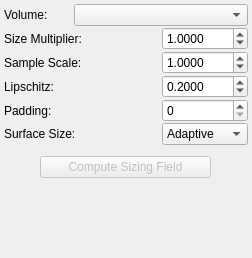
Before: the Qt Designer form src/gui/Application/ToolWidgets/SizingFieldWidget.ui in SCIInstitute/Cleaver, drawn with Qt 5.
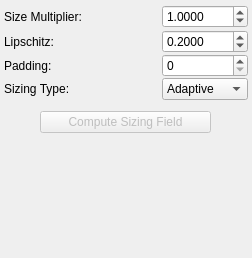
After: the same form once the commit is applied.

The edit to the form file:
```diff
--- a/src/gui/Application/ToolWidgets/SizingFieldWidget.ui
+++ b/src/gui/Application/ToolWidgets/SizingFieldWidget.ui
@@ -66,28 +66,6 @@
        <property name="bottomMargin">
         <number>0</number>
        </property>
-       <item>
-        <widget class="QLabel" name="volumeLabel">
-         <property name="minimumSize">
-          <size>
-           <width>70</width>
-           <height>0</height>
-          </size>
-         </property>
-         <property name="maximumSize">
-          <size>
-           <width>70</width>
-           <height>16777215</height>
-          </size>
-         </property>
-         <property name="text">
-          <string>Volume:</string>
-         </property>
-        </widget>
-       </item>
-       <item>
-        <widget class="QComboBox" name="volumeBox"/>
-       </item>
       </layout>
      </widget>
     </item>
@@ -196,69 +174,6 @@
        <property name="bottomMargin">
         <number>0</number>
        </property>
-       <item>
-        <widget class="QLabel" name="scaleLabel">
-         <property name="minimumSize">
-          <size>
-           <width>60</width>
-           <height>0</height>
-          </size>
-         </property>
-         <property name="maximumSize">
-          <size>
-           <width>16777215</width>
-           <height>16777215</height>
-          </size>
-         </property>
-         <property name="text">
-          <string>Sample Scale:</string>
-         </property>
-        </widget>
-       </item>
-       <item>
-        <spacer name="scaleSpacer">
-         <property name="orientation">
-          <enum>Qt::Horizontal</enum>
-         </property>
-         <property name="sizeHint" stdset="0">
-          <size>
-           <width>10</width>
-           <height>20</height>
-          </size>
-         </property>
-        </spacer>
-       </item>
-       <item>
-        <widget class="QDoubleSpinBox" name="scaleSpinBox">
-         <property name="minimumSize">
-          <size>
-           <width>86</width>
-           <height>0</height>
-          </size>
-         </property>
-         <property name="maximumSize">
-          <size>
-           <width>86</width>
-           <height>16777215</height>
-          </size>
-         </property>
-         <property name="decimals">
-          <number>4</number>
-         </property>
-         <property name="minimum">
-          <double>0.000000000000000</double>
-         </property>
-         <property name="maximum">
-          <double>10.000000000000000</double>
-         </property>
-         <property name="singleStep">
-          <double>0.000100000000000</double>
-         </property>
-         <property name="value">
-          <double>1.000000000000000</double>
-         </property>
-        </widget>
-       </item>
       </layout>
      </widget>
     </item>
@@ -463,7 +378,7 @@
           </size>
          </property>
          <property name="text">
-          <string>Surface Size:</string>
+          <string>Sizing Type:</string>
          </property>
         </widget>
        </item>
```
Left out of the diff: 4 changed lines with no effect on the pictures.
